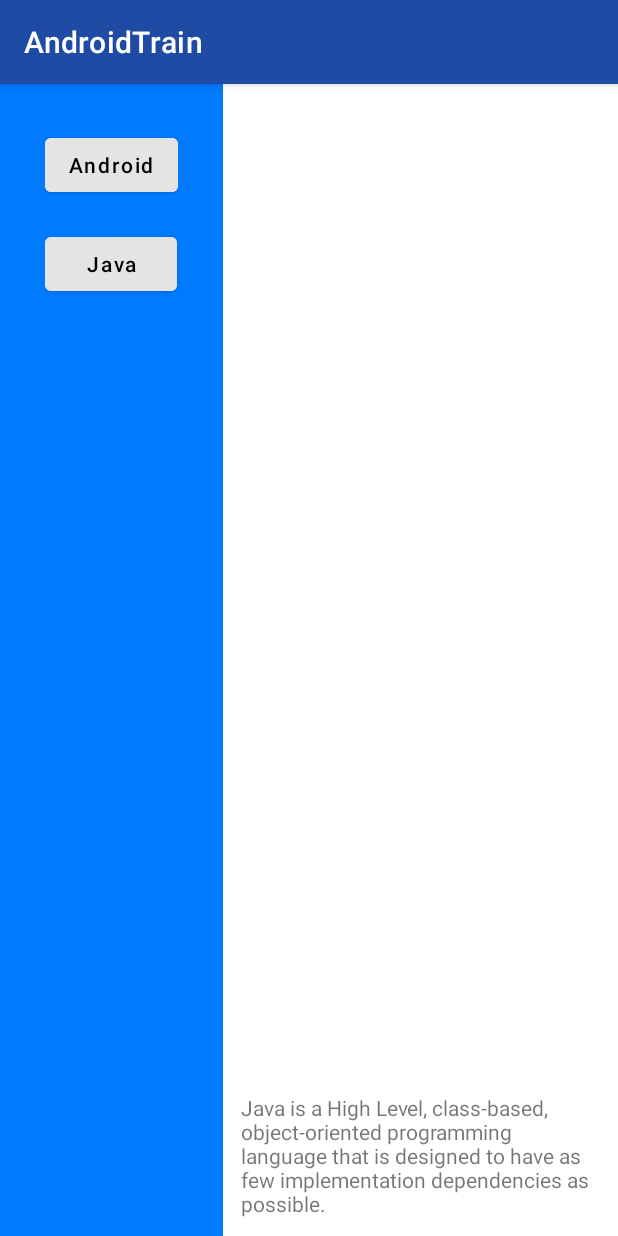
After one commit to mutoe/AndroidTrain, an Android app: the fragment JavaFragment placed in its activity, on a phone screen of 412 x 824 dp. The commit adds this screen. Run offline under Robolectric (Android 15) with nearby library versions, the phone set to English and light mode, and no system bars.

Commit message:
feat: implement fragment activity

```diff
--- a/app/build.gradle
+++ b/app/build.gradle
@@ -63,6 +63,7 @@ dependencies {
     implementation 'androidx.appcompat:appcompat:1.3.1'
     implementation 'com.google.android.material:material:1.4.0'
     implementation 'androidx.constraintlayout:constraintlayout:2.0.4'
+    implementation 'androidx.legacy:legacy-support-v4:1.0.0'
     testImplementation 'junit:junit:4.13.2'
     androidTestImplementation 'androidx.test.ext:junit:1.1.3'
     androidTestImplementation 'androidx.test.espresso:espresso-core:3.4.0'
--- /dev/null
+++ b/app/src/main/java/com/thoughtworks/androidtrain/MyFragmentActivity.kt
@@ -0,0 +1,35 @@
+package com.thoughtworks.androidtrain
+
+import android.os.Bundle
+import android.view.View
+import androidx.appcompat.app.AppCompatActivity
+import com.thoughtworks.androidtrain.fragments.AndroidFragment
+import com.thoughtworks.androidtrain.fragments.JavaFragment
+import com.thoughtworks.androidtrain.utils.UiUtils
+
+class MyFragmentActivity : AppCompatActivity() {
+    override fun onCreate(savedInstanceState: Bundle?) {
+        super.onCreate(savedInstanceState)
+        setContentView(R.layout.my_fragment_activity)
+
+        displayAndroidFragment(null)
+    }
+
+    fun displayAndroidFragment(view: View?) {
+        UiUtils.replaceFragmentAndAddToBackStack(
+            supportFragmentManager,
+            AndroidFragment(),
+            R.id.fragment,
+            null
+        )
+    }
+
+    fun displayJavaFragment(view: View?) {
+        UiUtils.replaceFragmentAndAddToBackStack(
+            supportFragmentManager,
+            JavaFragment(),
+            R.id.fragment,
+            null
+        )
+    }
+}
--- /dev/null
+++ b/app/src/main/java/com/thoughtworks/androidtrain/fragments/AndroidFragment.kt
@@ -0,0 +1,19 @@
+package com.thoughtworks.androidtrain.fragments
+
+import android.os.Bundle
+import android.view.LayoutInflater
+import android.view.View
+import android.view.ViewGroup
+import androidx.fragment.app.Fragment
+import com.thoughtworks.androidtrain.R
+
+class AndroidFragment : Fragment() {
+
+    override fun onCreateView(
+        inflater: LayoutInflater, container: ViewGroup?,
+        savedInstanceState: Bundle?
+    ): View? {
+        return inflater.inflate(R.layout.fragment_android, container, false)
+    }
+
+}
--- /dev/null
+++ b/app/src/main/java/com/thoughtworks/androidtrain/fragments/JavaFragment.kt
@@ -0,0 +1,18 @@
+package com.thoughtworks.androidtrain.fragments
+
+import android.os.Bundle
+import android.view.LayoutInflater
+import android.view.View
+import android.view.ViewGroup
+import androidx.fragment.app.Fragment
+import com.thoughtworks.androidtrain.R
+
+class JavaFragment : Fragment() {
+
+    override fun onCreateView(
+        inflater: LayoutInflater, container: ViewGroup?,
+        savedInstanceState: Bundle?
+    ): View? {
+        return inflater.inflate(R.layout.fragment_java, container, false)
+    }
+}
--- /dev/null
+++ b/app/src/main/java/com/thoughtworks/androidtrain/utils/UiUtils.kt
@@ -0,0 +1,20 @@
+package com.thoughtworks.androidtrain.utils
+
+import androidx.fragment.app.Fragment
+import androidx.fragment.app.FragmentManager
+
+class UiUtils {
+    companion object {
+        fun replaceFragmentAndAddToBackStack(
+            fm: FragmentManager,
+            fragment: Fragment,
+            fragmentId: Int,
+            tag: String?
+        ) {
+            val fragmentTransaction = fm.beginTransaction()
+            fragmentTransaction.replace(fragmentId, fragment, tag)
+            fragmentTransaction.addToBackStack(tag)
+            fragmentTransaction.commitAllowingStateLoss()
+        }
+    }
+}
--- a/app/src/main/res/layout/activity_main.xml
+++ b/app/src/main/res/layout/activity_main.xml
@@ -62,6 +62,7 @@
                 android:layout_marginTop="16dp"
                 android:backgroundTint="@color/gray"
                 android:text="@string/button4"
+                android:onClick="openMyFragment"
                 />
 
             <Button
--- /dev/null
+++ b/app/src/main/res/layout/fragment_java.xml
@@ -0,0 +1,17 @@
+<?xml version="1.0" encoding="utf-8"?>
+<FrameLayout xmlns:android="http://schemas.android.com/apk/res/android"
+    xmlns:tools="http://schemas.android.com/tools"
+    android:layout_width="match_parent"
+    android:layout_height="match_parent"
+    tools:context=".fragments.JavaFragment"
+    >
+
+    <TextView
+        android:layout_width="match_parent"
+        android:layout_height="match_parent"
+        android:gravity="bottom"
+        android:padding="12dp"
+        android:text="@string/java_fragment"
+        />
+
+</FrameLayout>
--- /dev/null
+++ b/app/src/main/res/layout/my_fragment_activity.xml
@@ -0,0 +1,45 @@
+<?xml version="1.0" encoding="utf-8"?>
+<LinearLayout xmlns:android="http://schemas.android.com/apk/res/android"
+    xmlns:tools="http://schemas.android.com/tools"
+    android:layout_width="match_parent"
+    android:layout_height="match_parent"
+    android:baselineAligned="false"
+    tools:context=".MyFragmentActivity"
+    >
+
+    <LinearLayout
+        android:layout_width="wrap_content"
+        android:layout_height="match_parent"
+        android:background="@color/fragment_background"
+        android:orientation="vertical"
+        android:padding="30dp"
+        >
+
+        <Button
+            android:layout_width="wrap_content"
+            android:layout_height="wrap_content"
+            android:layout_marginBottom="18dp"
+            android:backgroundTint="@color/text_placeholder"
+            android:onClick="displayAndroidFragment"
+            android:text="@string/android"
+            android:textColor="@color/black"
+            />
+
+        <Button
+            android:layout_width="wrap_content"
+            android:layout_height="wrap_content"
+            android:backgroundTint="@color/text_placeholder"
+            android:onClick="displayJavaFragment"
+            android:text="@string/java"
+            android:textColor="@color/black"
+            />
+    </LinearLayout>
+
+    <FrameLayout
+        android:id="@+id/fragment"
+        android:layout_width="0dp"
+        android:layout_height="match_parent"
+        android:layout_weight="1"
+        />
+
+</LinearLayout>
--- a/app/src/main/res/values/colors.xml
+++ b/app/src/main/res/values/colors.xml
@@ -13,5 +13,6 @@
     <color name="text_placeholder">#FFE4E4E4</color>
     <color name="text_primary">#FF222222</color>
     <color name="text_secondary">#FFB2B2B2</color>
+    <color name="fragment_background">#FF007AFF</color>
 
 </resources>
--- a/app/src/main/res/values/strings.xml
+++ b/app/src/main/res/values/strings.xml
@@ -2,7 +2,7 @@
     <string name="app_name">AndroidTrain</string>
     <string name="button1">Button 1</string>
     <string name="button3">pick_contact</string>
-    <string name="button4">Button 4</string>
+    <string name="button4">fragment</string>
     <string name="button5">Button 5</string>
     <string name="button6">Button 6</string>
     <string name="button7">Button 7</string>
@@ -23,4 +23,8 @@
     <string name="forgot_password">Fogot password?</string>
     <string name="facebook" translatable="false">Facebook</string>
     <string name="twitter" translatable="false">Twitter</string>
+    <string name="android" translatable="false">Android</string>
+    <string name="java" translatable="false">Java</string>
+    <string name="android_fragment" translatable="false">Android is a mobile operating system based on a modified version of the Linux kernel and other open source software, designed primarily for touchscreen mobile devices such as smartphones and tablets.</string>
+    <string name="java_fragment" translatable="false">Java is a High Level, class-based, object-oriented programming language that is designed to have as few implementation dependencies as possible.</string>
 </resources>
```
Also changed, not shown: app/src/main/AndroidManifest.xml (+5 -2 lines), app/src/main/java/com/thoughtworks/androidtrain/MainActivity.kt (+9 -3 lines), app/src/main/res/layout/fragment_android.xml (added, +16 -0 lines), 3 other files.
